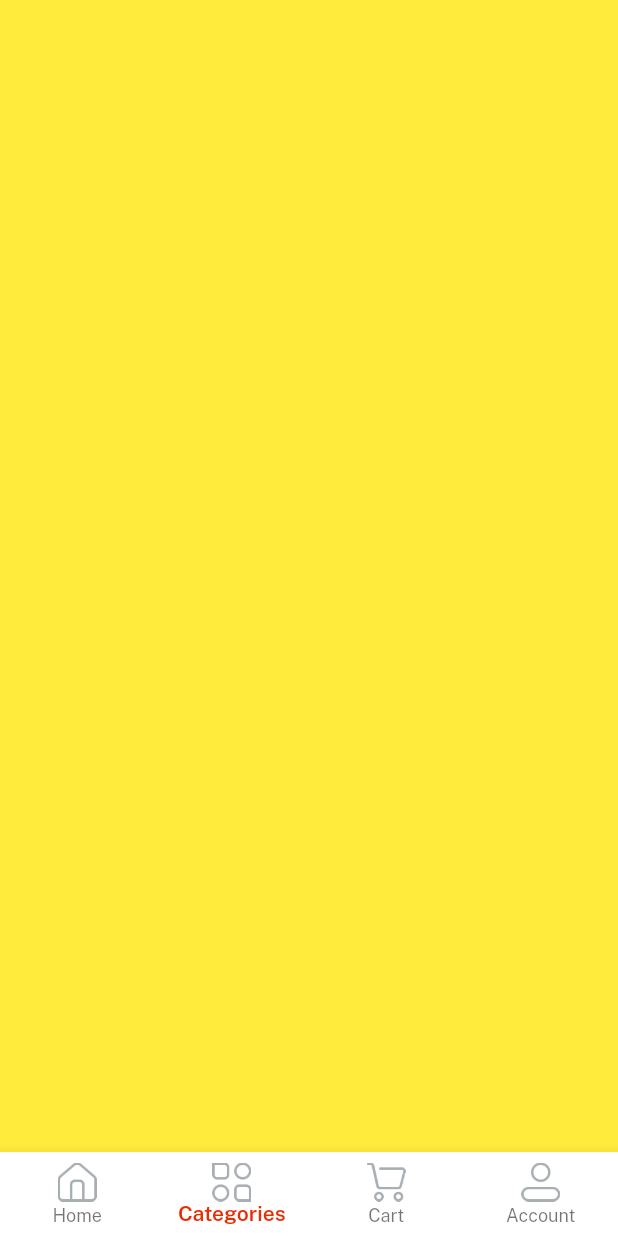
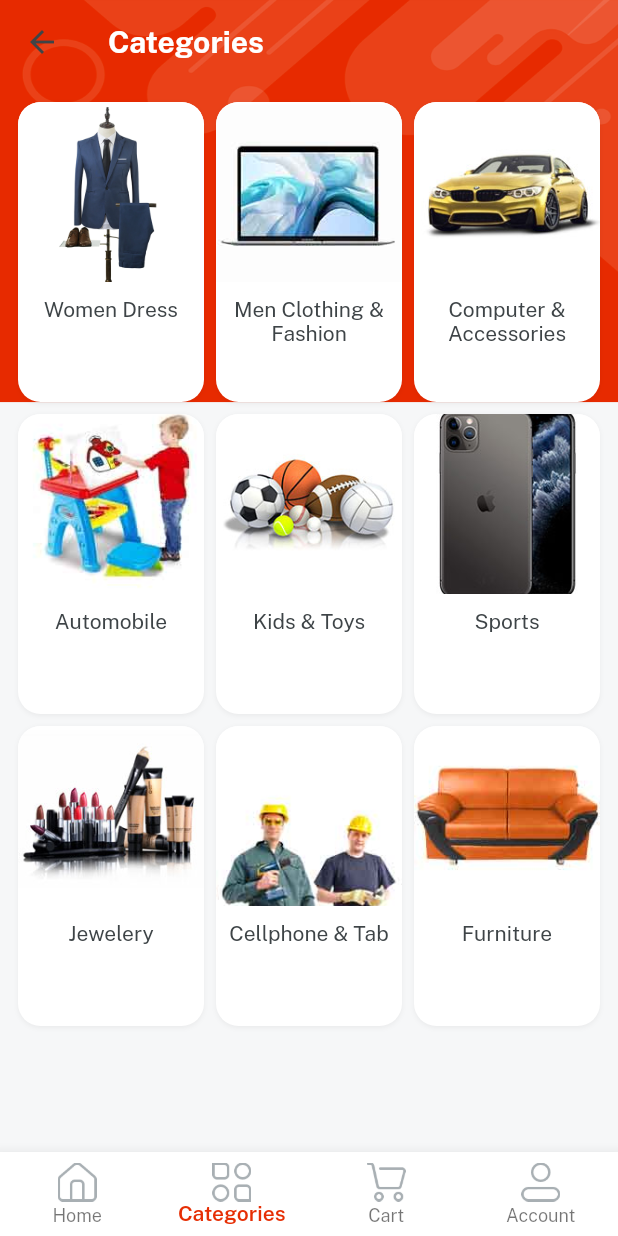
Before and after one commit to avikumar11haz/eMart_app, a Flutter app: the Home screen opened directly, item 2 of the bottom bar chosen, on a phone screen of 412 x 824 dp. Run offline on Flutter 3.47's test engine with Material 2 defaults, Android fonts, the phone set to English and light mode, and no system bars; our stand-ins replace get, velocity_x.

Commit message:
add categories details

```diff
--- a/lib/consts/lists.dart
+++ b/lib/consts/lists.dart
@@ -12,3 +12,12 @@ const featuredImages2 = [imgS4, imgS5, imgS6];
 
 const featuredTitles1 = [womenDress, girlsDress, girlsWatches];
 const featuredTitles2 = [boysGlasses, mobilePhone, tShirts];
+
+const categoreisList = [
+  womenDress, menClothingFashion, compAccess, automobile, kidtoys, sports, jewelery,cellphone, furniture
+];
+const categoriesImages = [
+  imgFc1, imgFc2, imgFc3, imgFc4, imgFc5, imgFc6, imgFc7, imgFc8, imgFc9
+];
+
+const itemDetailButtonsList = [video, reviews, privacyPolicy, returnpolicy, supplypolicy];
--- a/lib/consts/strings.dart
+++ b/lib/consts/strings.dart
@@ -28,3 +28,21 @@ const emailHint = "admin@admin.com";
     girlsDress = "Girls Dresses",
     featuredProduct = "Featured Products",
         featuredCategories = "Featured Categories";
+
+    //category strings
+ const womenClothing = "Women Clothing",
+    menClothingFashion = "Men Clothing & Fashion",
+    compAccess = "Computer & Accessories",
+    automobile = "Automobile",
+    kidtoys = "Kids & Toys",
+    sports = "Sports",
+    jewelery = "Jewelery",
+    cellphone = "Cellphone & Tab",
+    furniture = "Furniture";
+
+ const video = "Video",
+     reviews = "Reviews",
+     sellerpolicy = "Seller Policy",
+     returnpolicy = "Return Policy",
+     supplypolicy = "Supply Policy",
+    productsyoumaylike = "Products you may also like";
--- a/lib/views/category_screen/category_screen.dart
+++ b/lib/views/category_screen/category_screen.dart
@@ -1,12 +1,37 @@
 import 'package:emart_app/consts/consts.dart';
+import 'package:emart_app/consts/lists.dart';
+import 'package:emart_app/views/category_screen/category_details.dart';
+import 'package:emart_app/widgets_common/bg_widgets.dart';
+import 'package:get/get.dart';
 
 class CategoryScreen extends StatelessWidget {
   const CategoryScreen({Key? key}) : super(key: key);
 
   @override
   Widget build(BuildContext context) {
-    return Container(
-      color: Colors.yellow,
-    );
+    return bgWidget(child: Scaffold(
+      appBar: AppBar(
+        title: categories.text.fontFamily(bold).white.make(),
+      ),
+      body: Container(
+        padding: const EdgeInsets.all(12),
+        child: GridView.builder(
+          shrinkWrap: true,
+            itemCount: 9,
+            gridDelegate: const SliverGridDelegateWithFixedCrossAxisCount(
+                crossAxisCount: 3, mainAxisSpacing: 8, crossAxisSpacing: 8, mainAxisExtent: 200 ),
+            itemBuilder: (context, index){
+          return Column(
+            children: [
+              Image.asset(categoriesImages[index], height: 120, width: 200, fit: BoxFit.cover,),
+              10.heightBox,
+              categoreisList[index].text.color(darkFontGrey).align(TextAlign.center).make()
+            ],
+          ).box.white.rounded.clip(Clip.antiAlias).outerShadowSm.make().onTap(() {
+            Get.to(()=> CategoryDetails(title: categoreisList[index]));
+          });
+            }),
+      ),
+    ));
   }
 }
--- a/lib/views/home_screen/home_screen.dart
+++ b/lib/views/home_screen/home_screen.dart
@@ -173,10 +173,10 @@ class HomeScreen extends StatelessWidget {
                          Image.asset(imgP5,height: 200, width: 200, fit: BoxFit.cover,
                          ),
                          const Spacer(),
-                         10.heightBox,
                          "Laptop 4GB/64GB".text.fontFamily(semibold).color(darkFontGrey).make(),
                          10.heightBox,
-                         "\$600".text.color(redColor).fontFamily(bold).size(16).make()
+                         "\$600".text.color(redColor).fontFamily(bold).size(16).make(),
+                         10.heightBox,
                        ],
                      ).box.white.margin(const EdgeInsets.symmetric(horizontal: 4)).roundedSM.padding(EdgeInsets.all(12)).color(whiteColor).make();
                    })
```
Also changed, not shown: lib/main.dart (+6 -1 lines), lib/views/category_screen/category_details.dart (added, +60 -0 lines), lib/views/category_screen/item_details.dart (added, +173 -0 lines).
